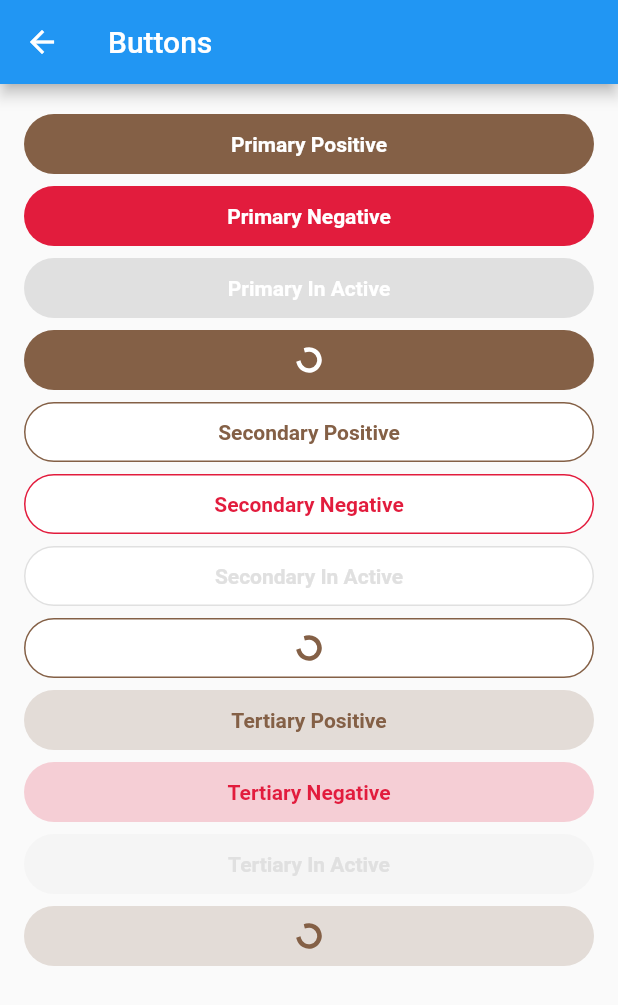
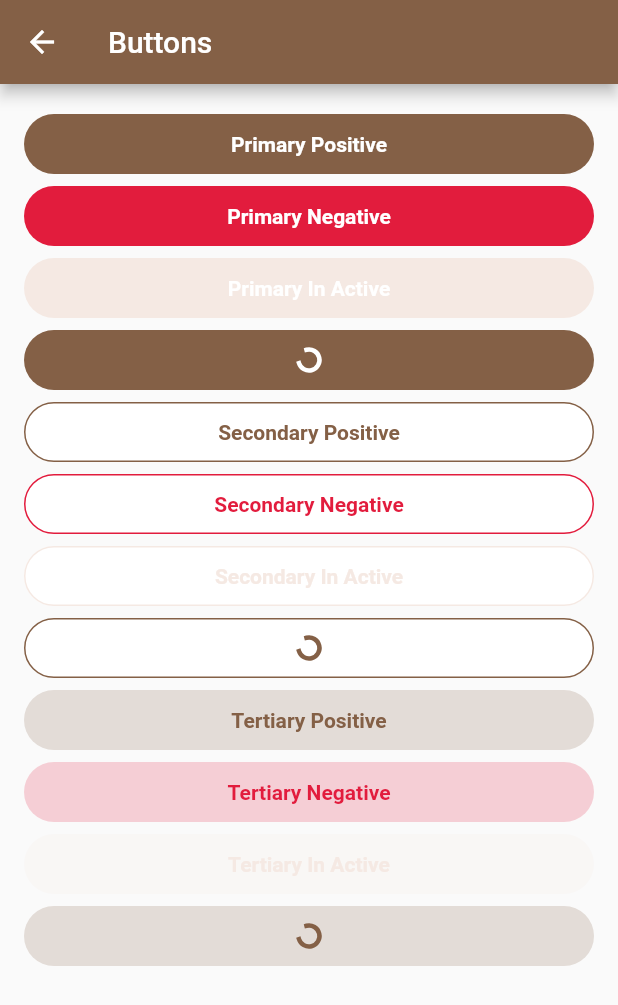
Before and after one commit to dimassdoubles/deuikit-1, a Flutter app: the ButtonScreen screen opened directly, on a phone screen of 412 x 824 dp. Shown: the top 1005 px of the screen. Run offline on Flutter 3.47's test engine with Material 2 defaults, Android fonts, the phone set to English and light mode, and no system bars.

Commit message:
this is message

```diff
--- a/lib/colors/accent_colors.dart
+++ /dev/null
@@ -1,10 +0,0 @@
-import 'package:flutter/material.dart';
-
-class AccentColors {
-  AccentColors._();
-
-  static const accent1 = Color(0xff616161);
-  static const accent2 = Color(0xff757575);
-  static const accent3 = Color(0xffE0E0E0);
-  static const accent4 = Color(0xffEEEEEE);
-}
--- a/lib/colors/app_colors.dart
+++ b/lib/colors/app_colors.dart
@@ -1,6 +1,33 @@
 library app_colors;
 
-export 'brand_colors.dart';
-export 'utility_colors.dart';
-export 'accent_colors.dart';
-export 'semantic_colors.dart';
+import 'package:flutter/material.dart';
+
+class AppColors {
+  AppColors._();
+
+  // Accent Colors
+  static const accent1 = Color(0xffDACFC7);
+  static const accent2 = Color(0xffB2D5BC);
+  static const accent3 = Color(0xffF5E9E3);
+  static const accent4 = Color(0xffFFCDD0);
+
+  // Brand Colors
+  static const primary = Color(0xff846046);
+  static const secondary = Color(0xff00731F);
+  static const tertiary = Color(0xffDCB5A1);
+  static const alternate = Color(0xffFF5963);
+
+  // Semantic Colors
+  static const success = Color(0xff04A24C);
+  static const error = Color(0xffE21C3D);
+  static const warning = Color(0xffFCDC0C);
+  static const info = Color(0xff1C4494);
+
+  // Utility Colors
+  static const primaryText = Color(0xff101213);
+  static const secondaryText = Color(0xff57636C);
+  static const primaryBackground = Color(0xffF1F4F8);
+  static const secondaryBackground = Color(0xffFFFFFF);
+  static const divider = Color(0xffE4E7EB);
+  static const border = Color(0xffE4E7EB);
+}
--- a/lib/colors/brand_colors.dart
+++ /dev/null
@@ -1,10 +0,0 @@
-import 'package:flutter/material.dart';
-
-class BrandColors {
-  BrandColors._();
-
-  static const primary = Color(0xff846046);
-  static const secondary = Color(0xff00731F);
-  static const tertiary = Color(0xffDCB5A1);
-  static const alternate = Color(0xffFF5963);
-}
--- a/lib/colors/semantic_colors.dart
+++ /dev/null
@@ -1,10 +0,0 @@
-import 'package:flutter/material.dart';
-
-class SemanticColors {
-  SemanticColors._();
-
-  static const success = Color(0xff04A24C);
-  static const error = Color(0xffE21C3D);
-  static const warning = Color(0xffFCDC0C);
-  static const info = Color(0xff1C4494);
-}
--- a/lib/widgets/buttons/primary_button.dart
+++ b/lib/widgets/buttons/primary_button.dart
@@ -56,22 +56,22 @@ class PrimaryButton extends StatelessWidget {
 
     switch (variant) {
       case PrimaryButtonVariants.positive:
-        backgroundColor = BrandColors.primary;
+        backgroundColor = AppColors.primary;
         foregroundColor = Colors.white;
         child = Text(label ?? '');
         break;
       case PrimaryButtonVariants.negative:
-        backgroundColor = SemanticColors.error;
+        backgroundColor = AppColors.error;
         foregroundColor = Colors.white;
         child = Text(label ?? '');
         break;
       case PrimaryButtonVariants.inActive:
-        backgroundColor = AccentColors.accent3;
+        backgroundColor = AppColors.accent3;
         foregroundColor = Colors.white;
         child = Text(label ?? '');
         break;
       case PrimaryButtonVariants.loading:
-        backgroundColor = BrandColors.primary;
+        backgroundColor = AppColors.primary;
         foregroundColor = Colors.white;
         child = SizedBox(
           height: fontSize,
--- a/lib/widgets/buttons/secondary_button.dart
+++ b/lib/widgets/buttons/secondary_button.dart
@@ -57,19 +57,19 @@ class SecondaryButton extends StatelessWidget {
 
     switch (variant) {
       case SecondaryButtonVariants.positive:
-        color = BrandColors.primary;
+        color = AppColors.primary;
         child = Text(label ?? '');
         break;
       case SecondaryButtonVariants.negative:
-        color = SemanticColors.error;
+        color = AppColors.error;
         child = Text(label ?? '');
         break;
       case SecondaryButtonVariants.inActive:
-        color = AccentColors.accent3;
+        color = AppColors.accent3;
         child = Text(label ?? '');
         break;
       case SecondaryButtonVariants.loading:
-        color = BrandColors.primary;
+        color = AppColors.primary;
         child = SizedBox(
           height: fontSize,
           width: fontSize,
--- a/lib/widgets/buttons/tertiary_button.dart
+++ b/lib/widgets/buttons/tertiary_button.dart
@@ -55,19 +55,19 @@ class TertiaryButton extends StatelessWidget {
 
     switch (variant) {
       case TertiaryButtonVariants.positive:
-        color = BrandColors.primary;
+        color = AppColors.primary;
         child = Text(label ?? '');
         break;
       case TertiaryButtonVariants.negative:
-        color = SemanticColors.error;
+        color = AppColors.error;
         child = Text(label ?? '');
         break;
       case TertiaryButtonVariants.inActive:
-        color = AccentColors.accent3;
+        color = AppColors.accent3;
         child = Text(label ?? '');
         break;
       case TertiaryButtonVariants.loading:
-        color = BrandColors.primary;
+        color = AppColors.primary;
         child = SizedBox(
           height: fontSize,
           width: fontSize,
--- a/pubspec.yaml
+++ b/pubspec.yaml
@@ -35,6 +35,7 @@ dependencies:
   # The following adds the Cupertino Icons font to your application.
   # Use with the CupertinoIcons class for iOS style icons.
   cupertino_icons: ^1.0.2
+  badges: ^3.1.1
 
 dev_dependencies:
   flutter_test:
```
Also changed, not shown: lib/colors/utility_colors.dart (deleted, +0 -10 lines), lib/demo_screens/color_screen.dart (added, +146 -0 lines), lib/home_page.dart (+9 -0 lines), lib/main.dart (+9 -2 lines), pubspec.lock.
